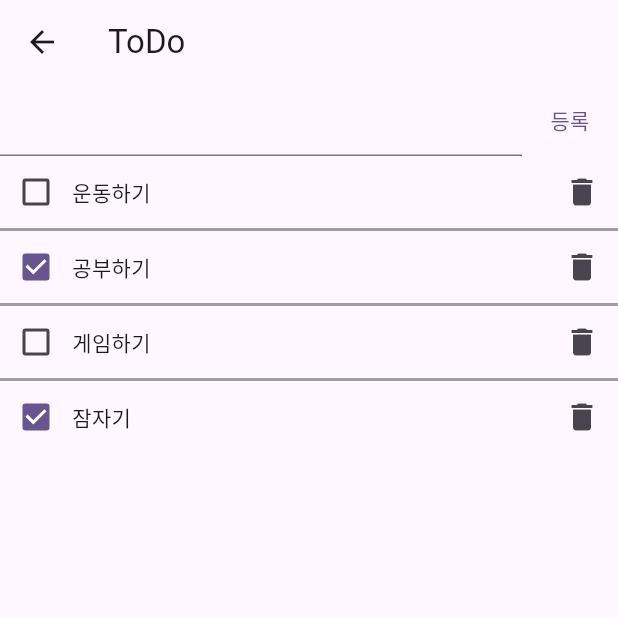
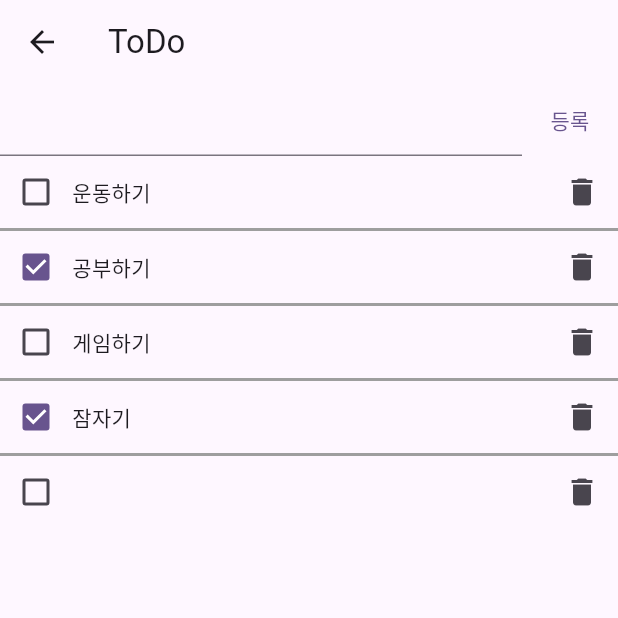
Before and after one commit to hjimin027/learn_flutter, a Flutter app: the TodoScreen screen opened directly, after a tap on "등록", on a phone screen of 412 x 824 dp, the top half of it. Run offline on Flutter 3.47's test engine with Material 3 defaults, Android fonts, the phone set to English and light mode, and no system bars.

Commit message:
todo 3 - textformfield

```diff
--- a/lib/screen/todo/todo_screen.dart
+++ b/lib/screen/todo/todo_screen.dart
@@ -9,6 +9,7 @@ class TodoScreen extends StatefulWidget {
 }
 
 class _TodoScreenState extends State<TodoScreen> {
+  TextEditingController controller = TextEditingController();
   List<TodoModel> todoList = [
     TodoModel("운동하기", false),
     TodoModel("공부하기", true),
@@ -21,10 +22,18 @@ class _TodoScreenState extends State<TodoScreen> {
     return Scaffold(appBar: AppBar(title: Text("ToDo"),),
       body: Column(children: [
         Row(children: [
-          Expanded(child: TextFormField()), //Expanded: 현재 주어진 영역을 가로로 꽉 채우기
-          TextButton(onPressed: () {
-
-          }, child: Text("등록"))
+          Expanded(child: TextFormField(controller: controller)), // Expanded: 현재 남은 가로 공간 다 차지
+          TextButton(
+            onPressed: () {
+              /// todoList에 새로운 TodoModel 추가
+              print(controller.text);
+              // TodoModel todoModel = TodoModel(controller.text, false);
+              // var todoModel = TodoModel(controller.text, false);
+              // todoList.add(todoModel);
+              todoList.add(TodoModel(controller.text, false));
+              setState(() {});
+            },
+            child: Text("등록"),)
         ],),
         // Column 안에 스크롤이 있는 위젯이 있으면 -> 높이값을 설정해줘야 함
         Expanded(
```
